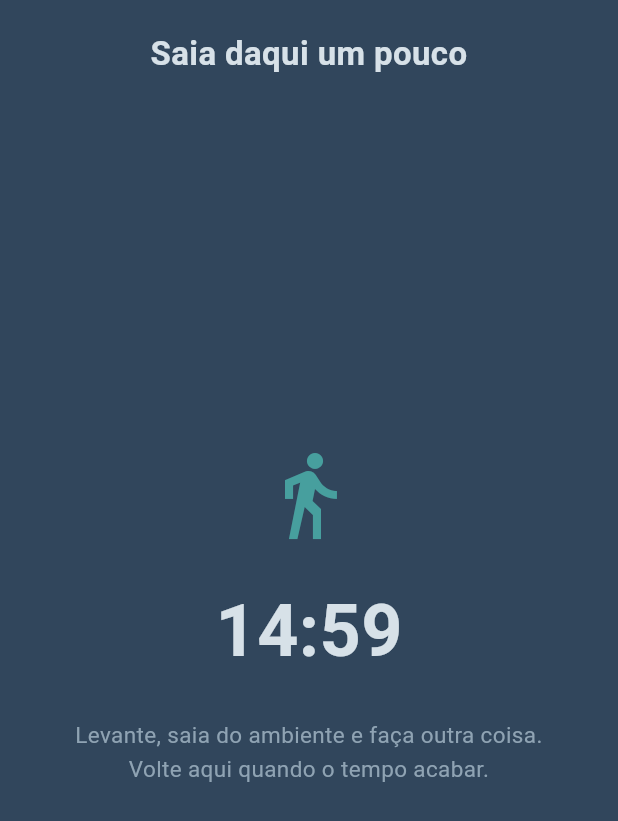
After one commit to Emeer18/Control, a Flutter app: the LeaveEnvironmentCrisisScreen screen opened directly, on a phone screen of 412 x 824 dp. The commit adds this screen. Shown: the top 821 px of the screen. Run offline on Flutter 3.47's test engine with Material 3 defaults, Android fonts, the phone set to English and light mode, and no system bars; our stand-ins replace shared_preferences; accounts and stored records are empty.

Commit message:
Ajusta deteccao de conteudo, corrige layout da tela de crise e adiciona metodo de 15 minutos

```diff
--- /dev/null
+++ b/lib/screens/leave_environment_crisis_screen.dart
@@ -0,0 +1,118 @@
+import 'dart:async';
+import 'package:flutter/material.dart';
+import '../theme/app_theme.dart';
+import '../widgets/crisis_decision_buttons.dart';
+
+/// Método de intervenção baseado em técnica de terapia comportamental:
+/// afastar-se fisicamente do ambiente/estímulo e ocupar a mente com
+/// outra atividade por um tempo, deixando o impulso "esfriar" sozinho.
+class LeaveEnvironmentCrisisScreen extends StatefulWidget {
+  const LeaveEnvironmentCrisisScreen({super.key});
+
+  @override
+  State<LeaveEnvironmentCrisisScreen> createState() =>
+      _LeaveEnvironmentCrisisScreenState();
+}
+
+class _LeaveEnvironmentCrisisScreenState
+    extends State<LeaveEnvironmentCrisisScreen> {
+  static const int _totalSeconds = 15 * 60; // 15 minutos
+  int _secondsLeft = _totalSeconds;
+  Timer? _timer;
+
+  bool get _timerFinished => _secondsLeft <= 0;
+
+  @override
+  void initState() {
+    super.initState();
+    _timer = Timer.periodic(const Duration(seconds: 1), (timer) {
+      setState(() {
+        if (_secondsLeft > 0) {
+          _secondsLeft--;
+        } else {
+          timer.cancel();
+        }
+      });
+    });
+  }
+
+  @override
+  void dispose() {
+    _timer?.cancel();
+    super.dispose();
+  }
+
+  String get _formattedTime {
+    final minutes = (_secondsLeft ~/ 60).toString().padLeft(2, '0');
+    final seconds = (_secondsLeft % 60).toString().padLeft(2, '0');
+    return '$minutes:$seconds';
+  }
+
+  @override
+  Widget build(BuildContext context) {
+    return Scaffold(
+      backgroundColor: AppColors.surfaceElevated,
+      body: SafeArea(
+        child: Padding(
+          padding: const EdgeInsets.symmetric(horizontal: 28, vertical: 20),
+          child: Column(
+            crossAxisAlignment: CrossAxisAlignment.center,
+            children: [
+              const Text(
+                'Saia daqui um pouco',
+                textAlign: TextAlign.center,
+                style: TextStyle(
+                  color: AppColors.textPrimary,
+                  fontSize: 22,
+                  fontWeight: FontWeight.w600,
+                ),
+              ),
+              Expanded(
+                child: Center(
+                  child: Column(
+                    mainAxisSize: MainAxisSize.min,
+                    children: [
+                      Icon(
+                        Icons.directions_walk_outlined,
+                        size: 64,
+                        color: AppColors.accent.withOpacity(0.8),
+                      ),
+                      const SizedBox(height: 24),
+                      Text(
+                        _timerFinished ? '🙂' : _formattedTime,
+                        style: TextStyle(
+                          fontSize: _timerFinished ? 42 : 48,
+                          color: AppColors.textPrimary,
+                          fontWeight: FontWeight.bold,
+                        ),
+                      ),
+                      const SizedBox(height: 24),
+                      Padding(
+                        padding: const EdgeInsets.symmetric(horizontal: 12),
+                        child: Text(
+                          _timerFinished
+                              ? 'Como você está se sentindo agora?'
+                              : 'Levante, saia do ambiente e faça outra '
+                                    'coisa. Volte aqui quando o tempo acabar.',
+                          textAlign: TextAlign.center,
+                          style: const TextStyle(
+                            color: AppColors.textSecondary,
+                            fontSize: 15,
+                            height: 1.5,
+                          ),
+                        ),
+                      ),
+                    ],
+                  ),
+                ),
+              ),
+              const SizedBox(height: 16),
+              if (_timerFinished) const CrisisDecisionButtons(),
+              const SizedBox(height: 16),
+            ],
+          ),
+        ),
+      ),
+    );
+  }
+}
```
Also changed, not shown: lib/screens/breathing_crisis_screen.dart (added, +131 -0 lines), lib/screens/crisis_screen.dart (+12 -141 lines), lib/widgets/crisis_decision_buttons.dart (added, +41 -0 lines), 1 other file.
